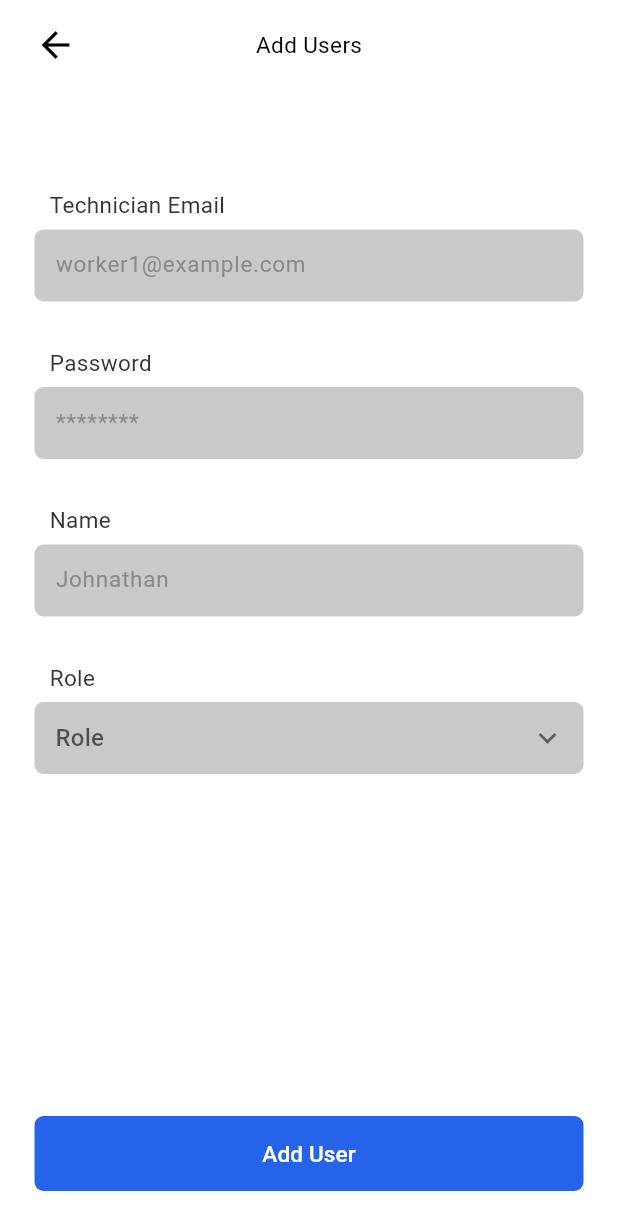
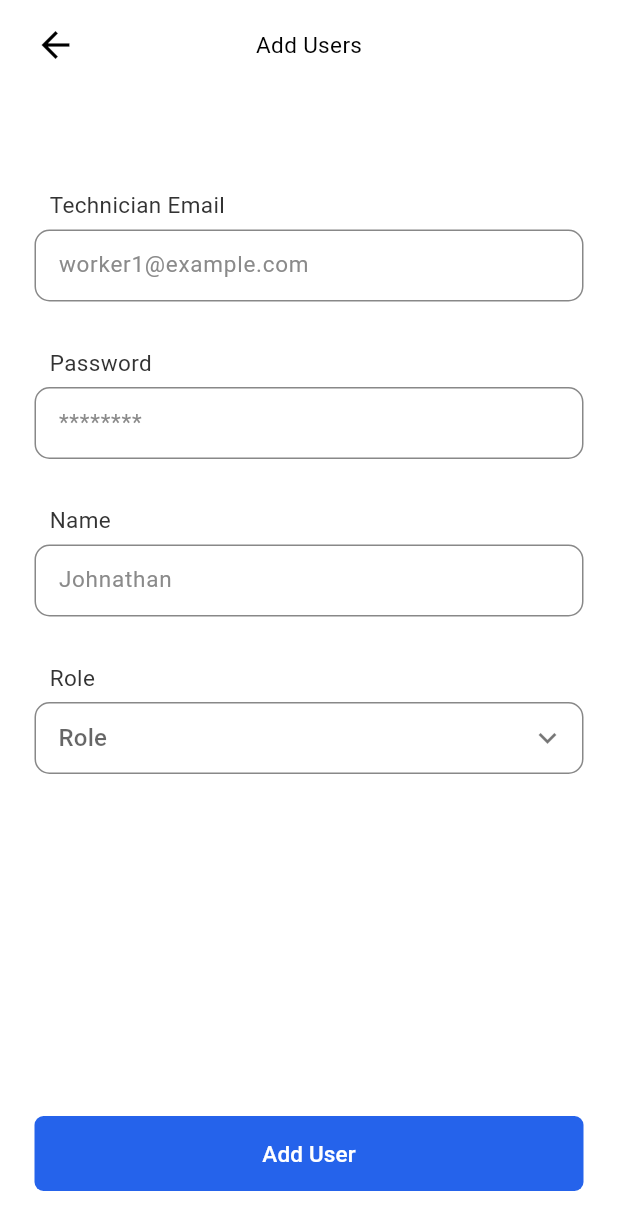
Before and after one commit to ironspider16/HazardScan, a Flutter app: the EditAccountsPage screen opened directly, on a phone screen of 412 x 824 dp. Shown: the top 1230 px of the screen. Run offline on Flutter 3.47's test engine with Material 3 defaults, Android fonts, the phone set to English and light mode, and no system bars; our stand-ins replace camera, image_picker, supabase_flutter; missing offline and left inert: onnxruntime; accounts and stored records are empty.

Commit message:
Edited border size for add user page

```diff
--- a/flutter_app/lib/pages/admin/edit_accounts_page.dart
+++ b/flutter_app/lib/pages/admin/edit_accounts_page.dart
@@ -98,11 +98,31 @@ class _EditAccountsPageState extends State<EditAccountsPage> {
       hintText: hint,
       hintStyle: const TextStyle(color: Color(0xFF8A8A8A), fontSize: 15),
       filled: true,
-      fillColor: const Color(0xFFC9C9C9),
-      contentPadding: const EdgeInsets.symmetric(horizontal: 10, vertical: 0),
-      border: OutlineInputBorder(
-        borderRadius: BorderRadius.circular(6),
-        borderSide: BorderSide.none,
+      fillColor: Colors.white,
+      contentPadding: const EdgeInsets.symmetric(horizontal: 12),
+
+      // 👇 DEFAULT BORDER
+      enabledBorder: OutlineInputBorder(
+        borderRadius: BorderRadius.circular(10),
+        borderSide: const BorderSide(
+          color: Color.fromARGB(255, 136, 136, 136), // dark grey
+          width: 1,
+        ),
+      ),
+
+      // 👇 WHEN CLICKED (FOCUSED)
+      focusedBorder: OutlineInputBorder(
+        borderRadius: BorderRadius.circular(10),
+        borderSide: const BorderSide(
+          color: Color.fromARGB(255, 77, 77, 77), // darker when active
+          width: 2,
+        ),
+      ),
+
+      // 👇 ERROR STATE (optional)
+      errorBorder: OutlineInputBorder(
+        borderRadius: BorderRadius.circular(10),
+        borderSide: const BorderSide(color: Colors.red, width: 1),
       ),
     );
   }
--- a/flutter_app/lib/pages/main_menu.dart
+++ b/flutter_app/lib/pages/main_menu.dart
@@ -125,8 +125,8 @@ class MainMenu extends StatelessWidget {
                   // -------- ROLE-BASED BUTTONS --------
                   if (isAdmin) ...[
                     _MenuButton(
-                      icon: Icons.edit_note_outlined,
-                      label: "Edit Accounts",
+                      icon: Icons.add,
+                      label: "Add Users",
                       color: const Color(0xFF2563EB),
                       onTap: () {
                         Navigator.push(
```
